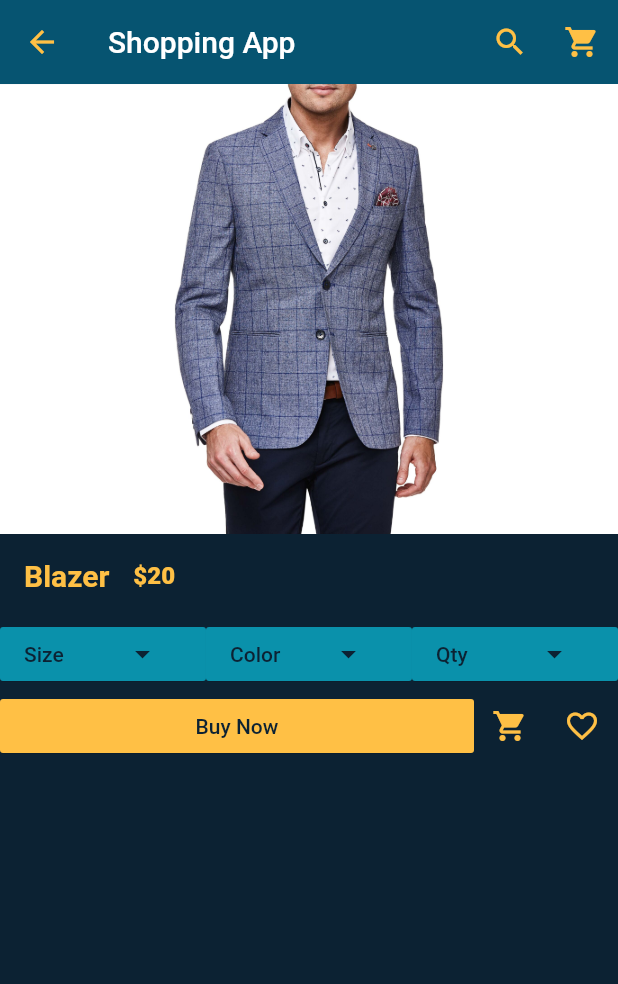
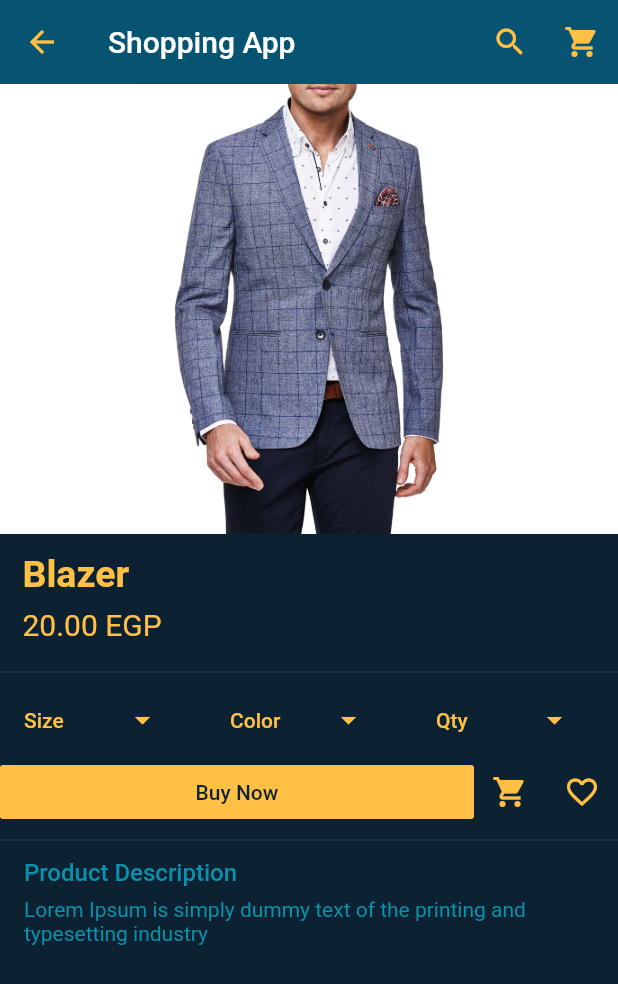
Before and after one commit to ahmedashraffcih/Flutter-Shopping-App, a Flutter app: the screen it shows after launch, after a tap on "Blazer", on a phone screen of 412 x 824 dp. Shown: the top 984 px of the screen. Run offline on Flutter 3.47's test engine with Material 2 defaults, Android fonts, the phone set to English and light mode, and no system bars; our stand-ins replace carousel_pro.

Commit message:
Product_Details v2

```diff
--- a/lib/Carousel.dart
+++ b/lib/Carousel.dart
@@ -6,11 +6,11 @@ import 'package:flutter_shopping_app/Constants.dart';
     child:  new Carousel(
       boxFit: BoxFit.cover,
       images: [
-        AssetImage('images/w3.jpeg'),
-        AssetImage('images/m1.jpeg'),
-        AssetImage('images/c1.jpg'),
-        AssetImage('images/w4.jpeg'),
-        AssetImage('images/m2.jpg'),
+        AssetImage('images/Carsuol1.jpg'),
+        AssetImage('images/Carsuol1.jpg'),
+        AssetImage('images/Carsuol1.jpg'),
+        AssetImage('images/Carsuol1.jpg'),
+        AssetImage('images/Carsuol1.jpg'),
       ],
       autoplay: true,
       //showIndicator: false,
--- a/lib/Constants.dart
+++ b/lib/Constants.dart
@@ -5,19 +5,61 @@ const KSubDarkColor = Color(0xFF065471);
 const KBoxColor = Color(0xFF0a91ab);
 const KPrimaryBrightColor = Color(0xFFffc045);
 
+
+// --------------- HOME PAGE CONSTANTS ----------
 const KCategoryTextStyle = TextStyle(
     fontSize: 15.0, fontWeight: FontWeight.bold, color: Color(0xFFffc045));
 
 const KProductNameTextStyle = TextStyle(
   fontSize: 20.0,
   fontWeight: FontWeight.bold,
-  color: Color(0xFFffc045),
+  color: KPrimaryBrightColor,
 );
 
 const KProductPriceTextStyle = TextStyle(
-  color: Color(0xFFffc045),
+  color: KPrimaryBrightColor,
   fontWeight: FontWeight.w900,
 );
+
+const KProductCardDecoration = BoxDecoration(
+    color: KBoxColor,
+    boxShadow: [
+      BoxShadow(
+        color: Color.fromRGBO(0, 0, 0, 0.10),
+        blurRadius: 4.0,
+        spreadRadius: 1.0,
+        offset: Offset(
+          0,
+          4.0,
+        ),
+      )
+    ]
+);
+
+
+
+// --------------- PRODUCT DESCRIPTION CONSTANTS ----------
+
+const KProductDetailsNameTextStyle = TextStyle(
+  fontSize: 25.0,
+  fontWeight: FontWeight.bold,
+  color: KPrimaryBrightColor,
+);
+
+const KProductDetailsPriceTextStyle = TextStyle(
+  color: KPrimaryBrightColor,
+  fontSize: 20.0
+);
+
+const KProductDescriptionTitleTextStyle = TextStyle(
+  color: KBoxColor,
+  fontWeight: FontWeight.w500,
+);
+const KProductDescriptionTextStyle = TextStyle(
+  color: KBoxColor,
+);
+
+// --------------- DRAWER CONSTANTS ----------
 
 const KDrawerBoxDecoration = BoxDecoration(
     color: KBoxColor,
@@ -34,17 +76,3 @@ const KDrawerBoxDecoration = BoxDecoration(
       )
     ]
 );
-const KProductCardDecoration = BoxDecoration(
-    color: KBoxColor,
-    boxShadow: [
-      BoxShadow(
-        color: Color.fromRGBO(0, 0, 0, 0.10),
-        blurRadius: 4.0,
-        spreadRadius: 1.0,
-        offset: Offset(
-          0,
-          4.0,
-        ),
-      )
-    ]
-);
--- a/lib/Product_Details.dart
+++ b/lib/Product_Details.dart
@@ -1,12 +1,14 @@
+import 'package:flutter/cupertino.dart';
 import 'package:flutter/material.dart';
 import 'package:flutter_shopping_app/Constants.dart';
 import 'package:flutter_shopping_app/Icon_Buttons.dart';
 import 'package:flutter_shopping_app/Product_Details_Button.dart';
 
-
 class ProductDetails extends StatefulWidget {
-
-  ProductDetails({this.productDetailName,this.productDetailPicture,this.productDetailPrice});
+  ProductDetails(
+      {this.productDetailName,
+      this.productDetailPicture,
+      this.productDetailPrice});
   final productDetailName;
   final productDetailPrice;
   final productDetailPicture;
@@ -15,7 +17,6 @@ class ProductDetails extends StatefulWidget {
 }
 
 class _ProductDetailsState extends State<ProductDetails> {
-
   @override
   Widget build(BuildContext context) {
     return Scaffold(
@@ -41,11 +42,9 @@ class _ProductDetailsState extends State<ProductDetails> {
           )
         ],
       ),
-
       body: new ListView(
         children: <Widget>[
-
-          // Picture
+          // Product Picture
           Container(
             height: 300.0,
             child: Container(
@@ -55,37 +54,90 @@ class _ProductDetailsState extends State<ProductDetails> {
           ),
 
           //Name and Price
-          Container(
-            child: ListTile(
-              leading: Text(widget.productDetailName,style: KProductNameTextStyle,),
-              title: Text("\$${widget.productDetailPrice}",style: KProductPriceTextStyle,),
-            ),
-          ),
-
-          // +++++The First Button+++++
-          Row(
+          Column(
+            crossAxisAlignment: CrossAxisAlignment.start,
             children: <Widget>[
-              Product_Details_Button(textButton: "Size",),
-              Product_Details_Button(textButton: "Color",),
-              Product_Details_Button(textButton: "Qty",),
+              Padding(
+                padding:
+                    const EdgeInsets.only(left: 15.0, top: 12.0, bottom: 8.0),
+                child: Text(
+                  widget.productDetailName,
+                  style: KProductDetailsNameTextStyle,
+                ),
+              ),
+              Padding(
+                padding: const EdgeInsets.only(left: 15.0, bottom: 12.0),
+                child: Text(
+                  "${widget.productDetailPrice}\.00 EGP",
+                  style: KProductDetailsPriceTextStyle,
+                ),
+              ),
             ],
           ),
 
+          Divider(),
+
+          // +++++ Choosing Menu +++++
+          Row(
+            children: <Widget>[
+              //size
+              Product_Details_Button(
+                textButton: "Size",
+                buttonContent: "Choose Size",
+              ),
+
+              //Color
+              Product_Details_Button(
+                textButton: "Color",
+                buttonContent: "Choose Color",
+              ),
+
+              //Qty
+              Product_Details_Button(
+                textButton: "Qty",
+                buttonContent: "Choose Color",
+              ),
+            ],
+          ),
+
+          // --- BUY NOW --
           Row(
             children: <Widget>[
               // ---- Size ----
               Expanded(
                 child: MaterialButton(
-                  onPressed: (){},
-                  color: KPrimaryBrightColor,
-                  textColor: KPrimaryDarkColor,
-                  elevation: 0.2,
-                  child: Text("Buy Now")
-                ),
+                    onPressed: () {},
+                    color: KPrimaryBrightColor,
+                    textColor: KPrimaryDarkColor,
+                    elevation: 0.2,
+                    child: Text("Buy Now")),
               ),
-              new Icon_Buttons(icon: Icons.shopping_cart,Button_color: KPrimaryBrightColor,),
-              new Icon_Buttons(icon: Icons.favorite_border,Button_color: KPrimaryBrightColor,),
+              new Icon_Buttons(
+                icon: Icons.shopping_cart,
+                Button_color: KPrimaryBrightColor,
+              ),
+              new Icon_Buttons(
+                icon: Icons.favorite_border,
+                Button_color: KPrimaryBrightColor,
+              ),
             ],
+          ),
+          Divider(),
+
+
+          // PRODUCT DETAILS
+          ListTile(
+            title: Padding(
+              padding: const EdgeInsets.only(bottom: 7.0),
+              child: Text(
+                "Product Description",
+                style: KProductDescriptionTitleTextStyle,
+              ),
+            ),
+            subtitle: Text(
+              "Lorem Ipsum is simply dummy text of the printing and typesetting industry",
+              style: KProductDescriptionTextStyle,
+            ),
           ),
         ],
       ),
--- a/lib/Product_Details_Button.dart
+++ b/lib/Product_Details_Button.dart
@@ -2,23 +2,38 @@ import 'package:flutter/material.dart';
 import 'package:flutter_shopping_app/Constants.dart';
 
 class Product_Details_Button extends StatelessWidget {
-
-  Product_Details_Button({this.textButton});
+  Product_Details_Button({@required this.textButton,@required this.buttonContent});
   final String textButton;
+  final String buttonContent;
 
   @override
   Widget build(BuildContext context) {
     return Expanded(
       child: MaterialButton(
-        onPressed: (){},
-        color: KBoxColor,
-        textColor: KPrimaryDarkColor,
+        onPressed: () {
+          showDialog(
+              context: context,
+              builder: (context) {
+                return AlertDialog(
+                  title: Text(textButton),
+                  content: Text(buttonContent),
+                  actions: <Widget>[
+                    MaterialButton(
+                      onPressed: () {
+                        Navigator.of(context).pop(context);
+                      },
+                      child: Text("CLOSE"),
+                    )
+                  ],
+                );
+              });
+        },
+        color: KPrimaryDarkColor,
+        textColor: KPrimaryBrightColor,
         elevation: 0.2,
         child: Row(
           children: <Widget>[
-            Expanded(
-                child:Text(textButton)
-            ),
+            Expanded(child: Text(textButton)),
             Expanded(
               child: Icon(Icons.arrow_drop_down),
             ),
```
Also changed, not shown: images/Carsuol1.jpg (added).
